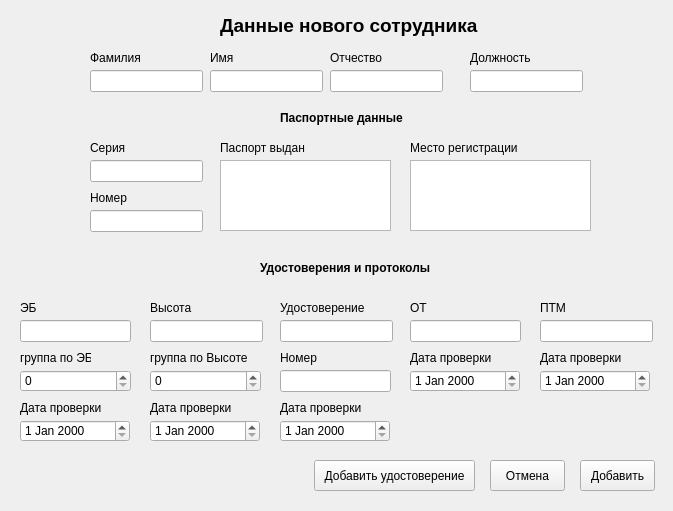
Qt form my_helper/notebook/designer_ui/add_worker.ui (SmolPO/vertical) before a commit.
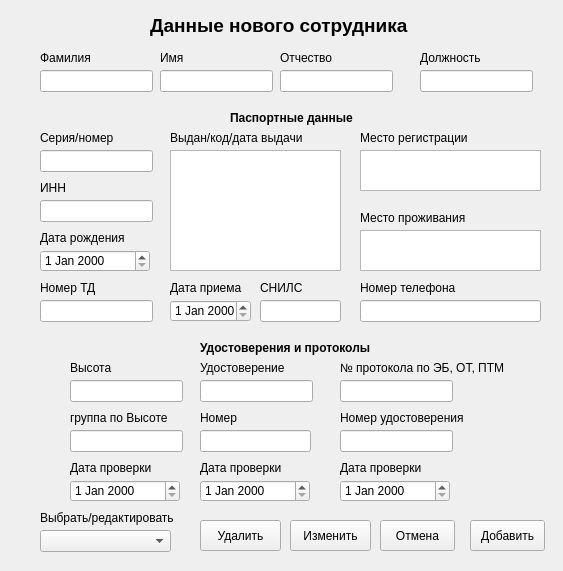
The same form after that commit.

What changed in the file:
```diff
--- a/my_helper/notebook/designer_ui/add_worker.ui
+++ b/my_helper/notebook/designer_ui/add_worker.ui
@@ -6,8 +6,8 @@
    <rect>
     <x>0</x>
     <y>0</y>
-    <width>673</width>
-    <height>511</height>
+    <width>563</width>
+    <height>571</height>
    </rect>
   </property>
   <property name="windowTitle">
@@ -16,7 +16,7 @@
   <widget class="QLabel" name="label">
    <property name="geometry">
     <rect>
-     <x>220</x>
+     <x>150</x>
      <y>10</y>
      <width>271</width>
      <height>31</height>
@@ -41,8 +41,8 @@
   <widget class="QPushButton" name="b_OK">
    <property name="geometry">
     <rect>
-     <x>580</x>
-     <y>460</y>
+     <x>470</x>
+     <y>520</y>
      <width>75</width>
      <height>31</height>
     </rect>
@@ -54,17 +54,20 @@
   <widget class="QLineEdit" name="family">
    <property name="geometry">
     <rect>
-     <x>90</x>
+     <x>40</x>
      <y>70</y>
      <width>113</width>
      <height>22</height>
     </rect>
    </property>
+   <property name="text">
+    <string/>
+   </property>
   </widget>
   <widget class="QLabel" name="label_2">
    <property name="geometry">
     <rect>
-     <x>90</x>
+     <x>40</x>
      <y>50</y>
      <width>61</width>
      <height>16</height>
@@ -77,7 +80,7 @@
   <widget class="QLabel" name="label_3">
    <property name="geometry">
     <rect>
-     <x>210</x>
+     <x>160</x>
      <y>50</y>
      <width>49</width>
      <height>16</height>
@@ -90,7 +93,7 @@
   <widget class="QLineEdit" name="name">
    <property name="geometry">
     <rect>
-     <x>210</x>
+     <x>160</x>
      <y>70</y>
      <width>113</width>
      <height>22</height>
@@ -100,7 +103,7 @@
   <widget class="QLabel" name="label_4">
    <property name="geometry">
     <rect>
-     <x>330</x>
+     <x>280</x>
      <y>50</y>
      <width>61</width>
      <height>16</height>
@@ -113,7 +116,7 @@
   <widget class="QLineEdit" name="surname">
    <property name="geometry">
     <rect>
-     <x>330</x>
+     <x>280</x>
      <y>70</y>
      <width>113</width>
      <height>22</height>
@@ -123,7 +126,7 @@
   <widget class="QLineEdit" name="position">
    <property name="geometry">
     <rect>
-     <x>470</x>
+     <x>420</x>
      <y>70</y>
      <width>113</width>
      <height>22</height>
@@ -133,7 +136,7 @@
   <widget class="QLabel" name="label_5">
    <property name="geometry">
     <rect>
-     <x>470</x>
+     <x>420</x>
      <y>50</y>
      <width>71</width>
      <height>16</height>
@@ -146,41 +149,41 @@
   <widget class="QTextEdit" name="passport_post">
    <property name="geometry">
     <rect>
-     <x>220</x>
-     <y>160</y>
+     <x>170</x>
+     <y>150</y>
      <width>171</width>
-     <height>71</height>
+     <height>121</height>
     </rect>
    </property>
   </widget>
   <widget class="QLabel" name="label_6">
    <property name="geometry">
     <rect>
-     <x>220</x>
-     <y>140</y>
-     <width>101</width>
+     <x>170</x>
+     <y>130</y>
+     <width>161</width>
      <height>16</height>
     </rect>
    </property>
    <property name="text">
-    <string>Паспорт выдан</string>
+    <string>Выдан/код/дата выдачи</string>
    </property>
   </widget>
   <widget class="QTextEdit" name="adr">
    <property name="geometry">
     <rect>
-     <x>410</x>
-     <y>160</y>
+     <x>360</x>
+     <y>150</y>
      <width>181</width>
-     <height>71</height>
+     <height>41</height>
     </rect>
    </property>
   </widget>
   <widget class="QLabel" name="label_7">
    <property name="geometry">
     <rect>
-     <x>410</x>
-     <y>140</y>
+     <x>360</x>
+     <y>130</y>
      <width>121</width>
      <height>16</height>
     </rect>
@@ -192,47 +195,21 @@
   <widget class="QLabel" name="label_9">
    <property name="geometry">
     <rect>
-     <x>90</x>
-     <y>140</y>
-     <width>51</width>
+     <x>40</x>
+     <y>130</y>
+     <width>91</width>
      <height>16</height>
     </rect>
    </property>
    <property name="text">
-    <string>Серия</string>
+    <string>Серия/номер</string>
    </property>
   </widget>
   <widget class="QLineEdit" name="series">
    <property name="geometry">
     <rect>
-     <x>90</x>
-     <y>160</y>
-     <width>113</width>
-     <height>22</height>
-    </rect>
-   </property>
-   <property name="text">
-    <string/>
-   </property>
-  </widget>
-  <widget class="QLabel" name="label_10">
-   <property name="geometry">
-    <rect>
-     <x>90</x>
-     <y>190</y>
-     <width>51</width>
-     <height>16</height>
-    </rect>
-   </property>
-   <property name="text">
-    <string>Номер</string>
-   </property>
-  </widget>
-  <widget class="QLineEdit" name="number">
-   <property name="geometry">
-    <rect>
-     <x>90</x>
-     <y>210</y>
+     <x>40</x>
+     <y>150</y>
      <width>113</width>
      <height>22</height>
     </rect>
@@ -244,7 +221,7 @@
   <widget class="QLabel" name="label_11">
    <property name="geometry">
     <rect>
-     <x>280</x>
+     <x>230</x>
      <y>110</y>
      <width>131</width>
      <height>16</height>
@@ -259,57 +236,11 @@
     <string>Паспортные данные</string>
    </property>
   </widget>
-  <widget class="QLineEdit" name="PTM">
-   <property name="geometry">
-    <rect>
-     <x>540</x>
-     <y>320</y>
-     <width>113</width>
-     <height>22</height>
-    </rect>
-   </property>
-  </widget>
-  <widget class="QLabel" name="label_12">
-   <property name="geometry">
-    <rect>
-     <x>20</x>
-     <y>300</y>
-     <width>71</width>
-     <height>16</height>
-    </rect>
-   </property>
-   <property name="text">
-    <string>ЭБ</string>
-   </property>
-  </widget>
-  <widget class="QLabel" name="label_13">
-   <property name="geometry">
-    <rect>
-     <x>410</x>
-     <y>300</y>
-     <width>71</width>
-     <height>16</height>
-    </rect>
-   </property>
-   <property name="text">
-    <string>ОТ</string>
-   </property>
-  </widget>
-  <widget class="QLineEdit" name="ES">
-   <property name="geometry">
-    <rect>
-     <x>20</x>
-     <y>320</y>
-     <width>111</width>
-     <height>22</height>
-    </rect>
-   </property>
-  </widget>
   <widget class="QLabel" name="label_14">
    <property name="geometry">
     <rect>
-     <x>150</x>
-     <y>300</y>
+     <x>70</x>
+     <y>360</y>
      <width>61</width>
      <height>16</height>
     </rect>
@@ -318,24 +249,11 @@
     <string>Высота</string>
    </property>
   </widget>
-  <widget class="QLabel" name="label_15">
+  <widget class="QLineEdit" name="n_hght">
    <property name="geometry">
     <rect>
-     <x>540</x>
-     <y>300</y>
-     <width>49</width>
-     <height>16</height>
-    </rect>
-   </property>
-   <property name="text">
-    <string>ПТМ</string>
-   </property>
-  </widget>
-  <widget class="QLineEdit" name="H_">
-   <property name="geometry">
-    <rect>
-     <x>150</x>
-     <y>320</y>
+     <x>70</x>
+     <y>380</y>
      <width>113</width>
      <height>22</height>
     </rect>
@@ -344,8 +262,8 @@
   <widget class="QLabel" name="label_16">
    <property name="geometry">
     <rect>
-     <x>260</x>
-     <y>260</y>
+     <x>200</x>
+     <y>340</y>
      <width>171</width>
      <height>16</height>
     </rect>
@@ -359,34 +277,11 @@
     <string>Удостоверения и протоколы</string>
    </property>
   </widget>
-  <widget class="QLineEdit" name="OT">
-   <property name="geometry">
-    <rect>
-     <x>410</x>
-     <y>320</y>
-     <width>111</width>
-     <height>22</height>
-    </rect>
-   </property>
-  </widget>
-  <widget class="QLabel" name="label_17">
-   <property name="geometry">
-    <rect>
-     <x>20</x>
-     <y>350</y>
-     <width>71</width>
-     <height>16</height>
-    </rect>
-   </property>
-   <property name="text">
-    <string>группа по ЭБ</string>
-   </property>
-  </widget>
   <widget class="QLabel" name="label_18">
    <property name="geometry">
     <rect>
-     <x>150</x>
-     <y>350</y>
+     <x>70</x>
+     <y>410</y>
      <width>111</width>
      <height>16</height>
     </rect>
@@ -398,8 +293,8 @@
   <widget class="QLabel" name="label_8">
    <property name="geometry">
     <rect>
-     <x>280</x>
-     <y>300</y>
+     <x>200</x>
+     <y>360</y>
      <width>91</width>
      <height>16</height>
     </rect>
@@ -411,8 +306,8 @@
   <widget class="QLineEdit" name="study">
    <property name="geometry">
     <rect>
-     <x>280</x>
-     <y>320</y>
+     <x>200</x>
+     <y>380</y>
      <width>113</width>
      <height>22</height>
     </rect>
@@ -421,8 +316,8 @@
   <widget class="QLabel" name="label_19">
    <property name="geometry">
     <rect>
-     <x>280</x>
-     <y>350</y>
+     <x>200</x>
+     <y>410</y>
      <width>111</width>
      <height>16</height>
     </rect>
@@ -434,8 +329,8 @@
   <widget class="QLineEdit" name="contract">
    <property name="geometry">
     <rect>
-     <x>280</x>
-     <y>370</y>
+     <x>200</x>
+     <y>430</y>
      <width>111</width>
      <height>22</height>
     </rect>
@@ -444,8 +339,8 @@
   <widget class="QPushButton" name="b_cancel">
    <property name="geometry">
     <rect>
-     <x>490</x>
-     <y>460</y>
+     <x>380</x>
+     <y>520</y>
      <width>75</width>
      <height>31</height>
     </rect>
@@ -454,24 +349,11 @@
     <string>Отмена</string>
    </property>
   </widget>
-  <widget class="QLabel" name="label_21">
+  <widget class="QDateEdit" name="d_height">
    <property name="geometry">
     <rect>
-     <x>20</x>
-     <y>400</y>
-     <width>91</width>
-     <height>16</height>
-    </rect>
-   </property>
-   <property name="text">
-    <string>Дата проверки</string>
-   </property>
-  </widget>
-  <widget class="QDateEdit" name="d_ES">
-   <property name="geometry">
-    <rect>
-     <x>20</x>
-     <y>420</y>
+     <x>70</x>
+     <y>480</y>
      <width>110</width>
      <height>22</height>
     </rect>
@@ -480,38 +362,8 @@
   <widget class="QDateEdit" name="d_H">
    <property name="geometry">
     <rect>
-     <x>150</x>
-     <y>420</y>
-     <width>110</width>
-     <height>22</height>
-    </rect>
-   </property>
-  </widget>
-  <widget class="QDateEdit" name="d_work">
-   <property name="geometry">
-    <rect>
-     <x>280</x>
-     <y>420</y>
-     <width>110</width>
-     <height>22</height>
-    </rect>
-   </property>
-  </widget>
-  <widget class="QDateEdit" name="d_OT">
-   <property name="geometry">
-    <rect>
-     <x>410</x>
-     <y>370</y>
-     <width>110</width>
-     <height>22</height>
-    </rect>
-   </property>
-  </widget>
-  <widget class="QDateEdit" name="d_PTM">
-   <property name="geometry">
-    <rect>
-     <x>540</x>
-     <y>370</y>
+     <x>200</x>
+     <y>480</y>
      <width>110</width>
      <height>22</height>
     </rect>
@@ -520,8 +372,8 @@
   <widget class="QLabel" name="label_22">
    <property name="geometry">
     <rect>
-     <x>150</x>
-     <y>400</y>
+     <x>70</x>
+     <y>460</y>
      <width>91</width>
      <height>16</height>
     </rect>
@@ -533,8 +385,8 @@
   <widget class="QLabel" name="label_23">
    <property name="geometry">
     <rect>
-     <x>280</x>
-     <y>400</y>
+     <x>200</x>
+     <y>460</y>
      <width>91</width>
      <height>16</height>
     </rect>
@@ -543,48 +395,258 @@
     <string>Дата проверки</string>
    </property>
   </widget>
+  <widget class="QDateEdit" name="d_prot">
+   <property name="geometry">
+    <rect>
+     <x>340</x>
+     <y>480</y>
+     <width>110</width>
+     <height>22</height>
+    </rect>
+   </property>
+  </widget>
+  <widget class="QLabel" name="label_20">
+   <property name="geometry">
+    <rect>
+     <x>340</x>
+     <y>360</y>
+     <width>171</width>
+     <height>16</height>
+    </rect>
+   </property>
+   <property name="text">
+    <string>№ протокола по ЭБ, ОТ, ПТМ</string>
+   </property>
+  </widget>
+  <widget class="QLabel" name="label_26">
+   <property name="geometry">
+    <rect>
+     <x>340</x>
+     <y>460</y>
+     <width>101</width>
+     <height>16</height>
+    </rect>
+   </property>
+   <property name="text">
+    <string>Дата проверки</string>
+   </property>
+  </widget>
+  <widget class="QLabel" name="label_12">
+   <property name="geometry">
+    <rect>
+     <x>360</x>
+     <y>210</y>
+     <width>121</width>
+     <height>16</height>
+    </rect>
+   </property>
+   <property name="text">
+    <string>Место проживания</string>
+   </property>
+  </widget>
+  <widget class="QTextEdit" name="live_adr">
+   <property name="geometry">
+    <rect>
+     <x>360</x>
+     <y>230</y>
+     <width>181</width>
+     <height>41</height>
+    </rect>
+   </property>
+  </widget>
+  <widget class="QLabel" name="label_13">
+   <property name="geometry">
+    <rect>
+     <x>40</x>
+     <y>230</y>
+     <width>101</width>
+     <height>16</height>
+    </rect>
+   </property>
+   <property name="text">
+    <string>Дата рождения</string>
+   </property>
+  </widget>
+  <widget class="QDateEdit" name="bday">
+   <property name="geometry">
+    <rect>
+     <x>40</x>
+     <y>250</y>
+     <width>110</width>
+     <height>22</height>
+    </rect>
+   </property>
+  </widget>
+  <widget class="QLineEdit" name="n_td">
+   <property name="geometry">
+    <rect>
+     <x>40</x>
+     <y>300</y>
+     <width>113</width>
+     <height>22</height>
+    </rect>
+   </property>
+  </widget>
+  <widget class="QLineEdit" name="n_card">
+   <property name="geometry">
+    <rect>
+     <x>340</x>
+     <y>430</y>
+     <width>113</width>
+     <height>22</height>
+    </rect>
+   </property>
+  </widget>
+  <widget class="QLabel" name="label_15">
+   <property name="geometry">
+    <rect>
+     <x>40</x>
+     <y>280</y>
+     <width>61</width>
+     <height>16</height>
+    </rect>
+   </property>
+   <property name="text">
+    <string>Номер ТД</string>
+   </property>
+  </widget>
+  <widget class="QDateEdit" name="d_td">
+   <property name="geometry">
+    <rect>
+     <x>170</x>
+     <y>300</y>
+     <width>81</width>
+     <height>22</height>
+    </rect>
+   </property>
+  </widget>
+  <widget class="QLabel" name="label_17">
+   <property name="geometry">
+    <rect>
+     <x>170</x>
+     <y>280</y>
+     <width>141</width>
+     <height>16</height>
+    </rect>
+   </property>
+   <property name="text">
+    <string>Дата приема</string>
+   </property>
+  </widget>
+  <widget class="QLabel" name="label_21">
+   <property name="geometry">
+    <rect>
+     <x>340</x>
+     <y>410</y>
+     <width>131</width>
+     <height>16</height>
+    </rect>
+   </property>
+   <property name="text">
+    <string>Номер удостоверения</string>
+   </property>
+  </widget>
+  <widget class="QLineEdit" name="phone">
+   <property name="geometry">
+    <rect>
+     <x>360</x>
+     <y>300</y>
+     <width>181</width>
+     <height>22</height>
+    </rect>
+   </property>
+  </widget>
   <widget class="QLabel" name="label_24">
    <property name="geometry">
     <rect>
-     <x>410</x>
-     <y>350</y>
-     <width>91</width>
+     <x>360</x>
+     <y>280</y>
+     <width>101</width>
      <height>16</height>
     </rect>
    </property>
    <property name="text">
-    <string>Дата проверки</string>
+    <string>Номер телефона</string>
+   </property>
+  </widget>
+  <widget class="QLineEdit" name="inn">
+   <property name="geometry">
+    <rect>
+     <x>40</x>
+     <y>200</y>
+     <width>113</width>
+     <height>22</height>
+    </rect>
    </property>
   </widget>
   <widget class="QLabel" name="label_25">
    <property name="geometry">
     <rect>
-     <x>540</x>
-     <y>350</y>
-     <width>91</width>
+     <x>40</x>
+     <y>180</y>
+     <width>49</width>
      <height>16</height>
     </rect>
    </property>
    <property name="text">
-    <string>Дата проверки</string>
+    <string>ИНН</string>
    </property>
   </widget>
-  <widget class="QSpinBox" name="H_group">
+  <widget class="QLabel" name="label_27">
    <property name="geometry">
     <rect>
-     <x>150</x>
-     <y>370</y>
-     <width>111</width>
+     <x>250</x>
+     <y>280</y>
+     <width>49</width>
+     <height>16</height>
+    </rect>
+   </property>
+   <property name="text">
+    <string/>
+   </property>
+  </widget>
+  <widget class="QLabel" name="label_28">
+   <property name="geometry">
+    <rect>
+     <x>260</x>
+     <y>280</y>
+     <width>49</width>
+     <height>16</height>
+    </rect>
+   </property>
+   <property name="text">
+    <string>СНИЛС</string>
+   </property>
+  </widget>
+  <widget class="QComboBox" name="cb_chouse">
+   <property name="geometry">
+    <rect>
+     <x>40</x>
+     <y>530</y>
+     <width>131</width>
      <height>22</height>
     </rect>
    </property>
   </widget>
-  <widget class="QSpinBox" name="ES_group">
+  <widget class="QLabel" name="label_10">
    <property name="geometry">
     <rect>
-     <x>20</x>
-     <y>370</y>
-     <width>111</width>
+     <x>40</x>
+     <y>510</y>
+     <width>151</width>
+     <height>16</height>
+    </rect>
+   </property>
+   <property name="text">
+    <string>Выбрать/редактировать</string>
+   </property>
+  </widget>
+  <widget class="QLineEdit" name="snils">
+   <property name="geometry">
+    <rect>
+     <x>260</x>
+     <y>300</y>
+     <width>81</width>
      <height>22</height>
     </rect>
    </property>
@@ -592,14 +654,47 @@
   <widget class="QPushButton" name="b_cancel_2">
    <property name="geometry">
     <rect>
-     <x>314</x>
-     <y>460</y>
-     <width>161</width>
+     <x>290</x>
+     <y>520</y>
+     <width>81</width>
      <height>31</height>
     </rect>
    </property>
    <property name="text">
-    <string>Добавить удостоверение</string>
+    <string>Изменить</string>
+   </property>
+  </widget>
+  <widget class="QPushButton" name="b_del">
+   <property name="geometry">
+    <rect>
+     <x>200</x>
+     <y>520</y>
+     <width>81</width>
+     <height>31</height>
+    </rect>
+   </property>
+   <property name="text">
+    <string>Удалить</string>
+   </property>
+  </widget>
+  <widget class="QLineEdit" name="n_prot">
+   <property name="geometry">
+    <rect>
+     <x>340</x>
+     <y>380</y>
+     <width>113</width>
+     <height>22</height>
+    </rect>
+   </property>
+  </widget>
+  <widget class="QLineEdit" name="n_group_h">
+   <property name="geometry">
+    <rect>
+     <x>70</x>
+     <y>430</y>
+     <width>113</width>
+     <height>22</height>
+    </rect>
    </property>
   </widget>
  </widget>
```
Left out of the diff: 16 changed lines with no effect on the pictures.
